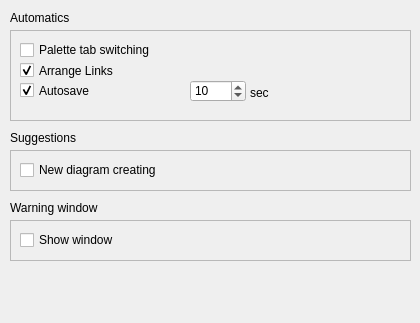
Old version of the form qrgui/dialogs/preferencesPages/behaviourPage.ui in the repository qreal/qreal.
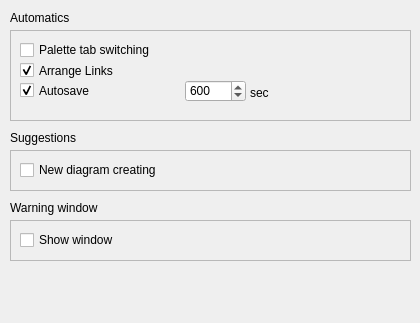
New version of the form.

Commit message: changed autosave default interval from 10 secs to 10 mins

```diff
--- a/qrgui/dialogs/preferencesPages/behaviourPage.ui
+++ b/qrgui/dialogs/preferencesPages/behaviourPage.ui
@@ -121,9 +121,9 @@
    <widget class="QSpinBox" name="autoSaveSpinBox">
     <property name="geometry">
      <rect>
-      <x>180</x>
+      <x>175</x>
       <y>50</y>
-      <width>56</width>
+      <width>61</width>
       <height>22</height>
      </rect>
     </property>
@@ -137,7 +137,7 @@
      <number>1</number>
     </property>
     <property name="value">
-     <number>10</number>
+     <number>600</number>
     </property>
    </widget>
    <widget class="QLabel" name="autoSaveLabel">
```
The commit also changes 2 other files.
